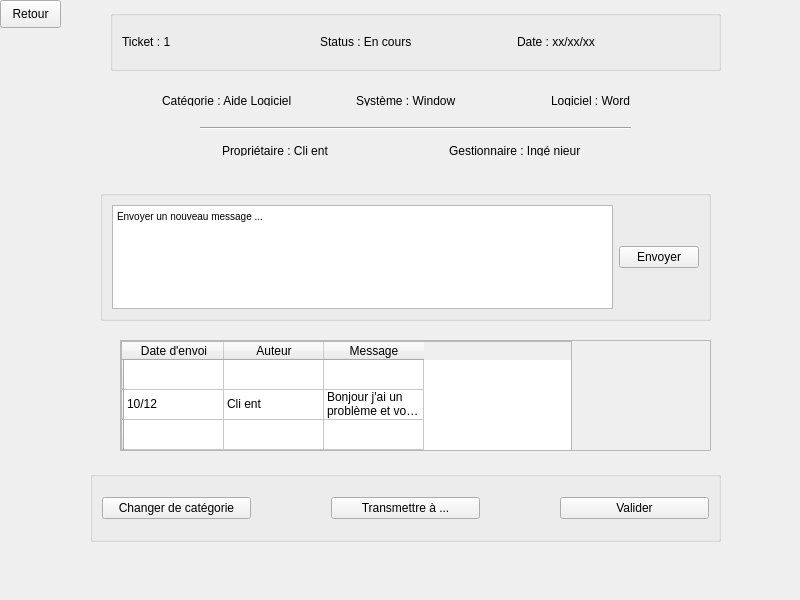
Before: the Qt Designer form code/pageresolutionticket.ui in clairekth/EasyTicket, drawn with Qt 5.
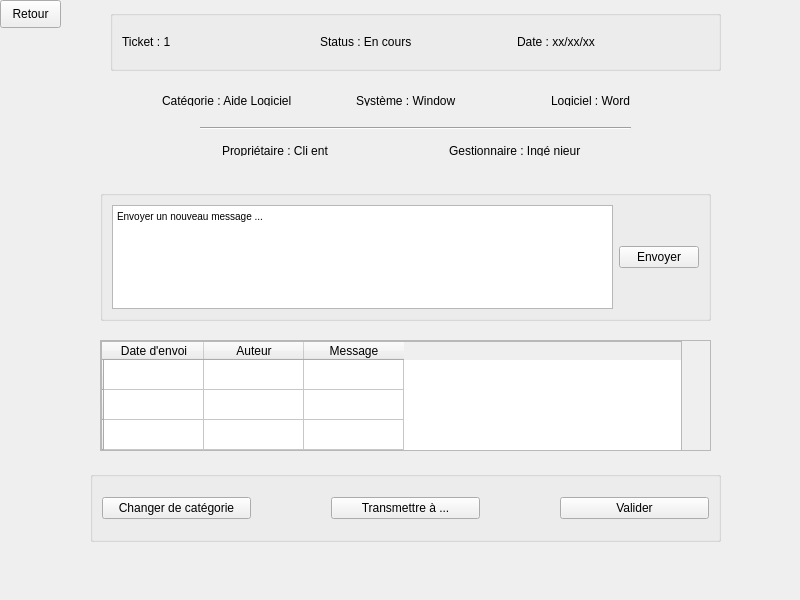
After: the same form once the commit is applied.

```diff
--- a/code/pageresolutionticket.ui
+++ b/code/pageresolutionticket.ui
@@ -152,9 +152,9 @@
   <widget class="QScrollArea" name="scrollArea">
    <property name="geometry">
     <rect>
-     <x>120</x>
+     <x>100</x>
      <y>340</y>
-     <width>591</width>
+     <width>611</width>
      <height>111</height>
     </rect>
    </property>
@@ -166,7 +166,7 @@
      <rect>
       <x>0</x>
       <y>0</y>
-      <width>589</width>
+      <width>609</width>
       <height>109</height>
      </rect>
     </property>
@@ -175,7 +175,7 @@
       <rect>
        <x>0</x>
        <y>0</y>
-       <width>451</width>
+       <width>581</width>
        <height>111</height>
       </rect>
      </property>
@@ -211,17 +211,17 @@
      </column>
      <item row="1" column="0">
       <property name="text">
-       <string>10/12</string>
+       <string/>
       </property>
      </item>
      <item row="1" column="1">
       <property name="text">
-       <string>Cli ent</string>
+       <string/>
       </property>
      </item>
      <item row="1" column="2">
       <property name="text">
-       <string>Bonjour j'ai un problème et vous aussi non oui</string>
+       <string/>
       </property>
      </item>
     </widget>
```
Left out of the diff: 4 changed lines with no effect on the pictures.
